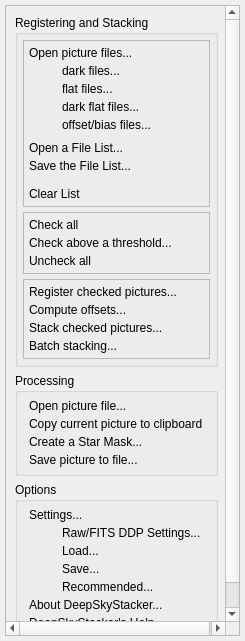
This is DeepSkyStacker/ui/ExplorerBar.ui in deepskystacker/DSS as Qt 5 draws it before an edit. The edited form follows.
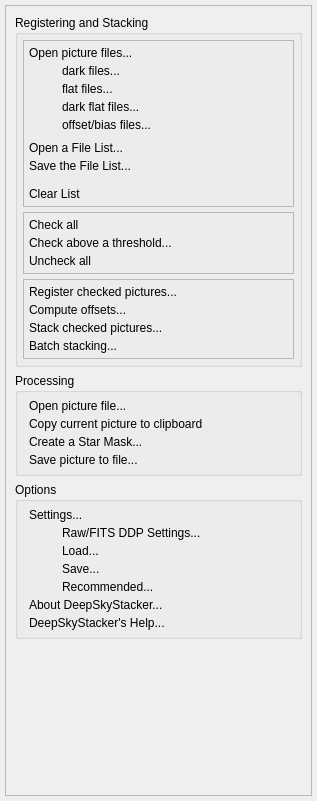
This is the edited form.

Commit message: QT "Dialog" files

The edit to the form file:
```diff
--- a/DeepSkyStacker/ui/ExplorerBar.ui
+++ b/DeepSkyStacker/ui/ExplorerBar.ui
@@ -6,10 +6,16 @@
    <rect>
     <x>0</x>
     <y>0</y>
-    <width>245</width>
-    <height>641</height>
+    <width>317</width>
+    <height>801</height>
    </rect>
   </property>
+  <property name="minimumSize">
+   <size>
+    <width>317</width>
+    <height>801</height>
+   </size>
+  </property>
   <property name="windowTitle">
    <string/>
   </property>
@@ -39,8 +45,8 @@
        <rect>
         <x>0</x>
         <y>0</y>
-        <width>233</width>
-        <height>629</height>
+        <width>305</width>
+        <height>789</height>
        </rect>
       </property>
       <layout class="QVBoxLayout" name="verticalLayout_2">
```
The commit also changes 3 other files.
